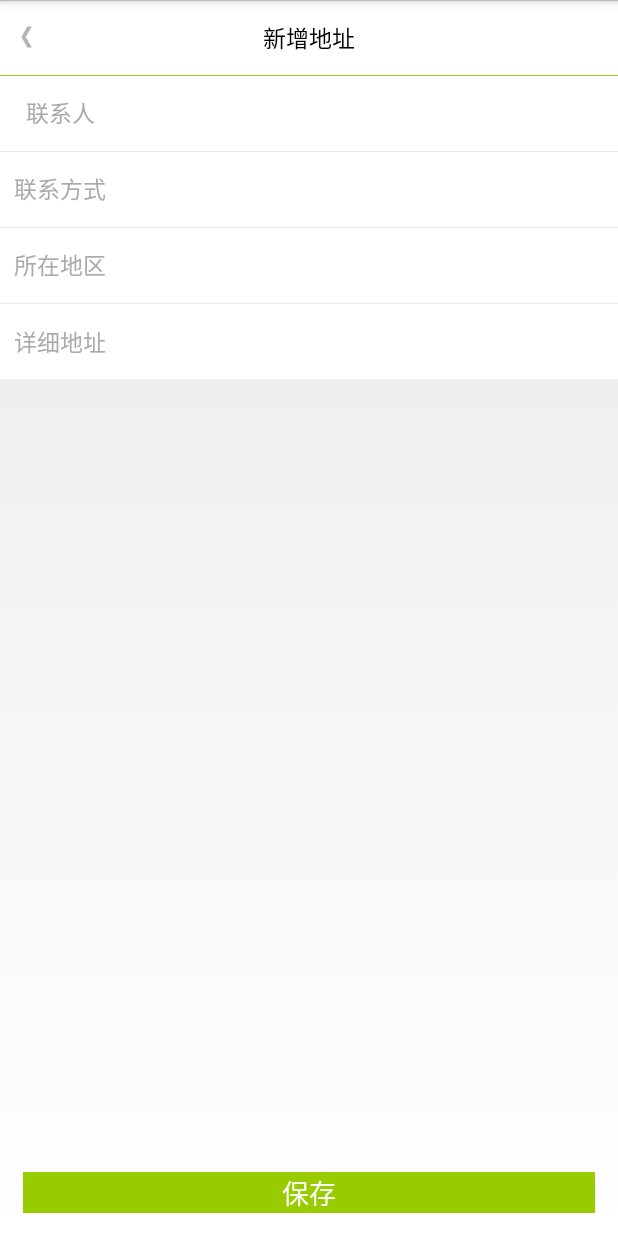
After one commit to sdongwan/FreightExpress, an Android app: the StartAddressActivity screen opened directly, with no data from a screen before it, on a phone screen of 412 x 824 dp. The commit adds this screen. Run offline under Robolectric (Android 15) with nearby library versions, the light colour scheme and no system bars.

Commit message:
增加了添加地址功能。

```diff
--- a/app/src/main/AndroidManifest.xml
+++ b/app/src/main/AndroidManifest.xml
@@ -70,6 +70,7 @@
         <activity android:name=".activity.ReleaseGoodsActivity" />
         <activity android:name=".activity.NearGoodsActivity" />
         <activity android:name=".activity.MyGoodsActivity" />
+        <activity android:name=".activity.StartAddressActivity"/>
 
         <provider
             android:name=".db.GoodsContenProvider"
--- /dev/null
+++ b/app/src/main/java/com/highspace/hs/activity/StartAddressActivity.java
@@ -0,0 +1,50 @@
+package com.highspace.hs.activity;
+
+import android.app.Activity;
+import android.content.Intent;
+import android.os.Bundle;
+import android.view.View;
+import android.widget.Button;
+import android.widget.EditText;
+
+import com.highspace.hs.R;
+
+/**
+ * Created by wenyue on 2016/10/10.
+ */
+
+public class StartAddressActivity extends Activity {
+    private Button saveAddress;
+    private EditText edName;
+    private EditText edNumber;
+    private EditText edAddress;
+    private EditText edLocation;
+    @Override
+    protected void onCreate(Bundle savedInstanceState) {
+        super.onCreate(savedInstanceState);
+        setContentView(R.layout.start_address_activity);
+        initView();
+        saveAddress.setOnClickListener(new View.OnClickListener() {
+            @Override
+            public void onClick(View v) {
+                Intent intent = new Intent();
+                Bundle bundle = new Bundle();
+                bundle.putString("name", edName.getText().toString());
+                bundle.putString("number", edNumber.getText().toString());
+                bundle.putString("address", edAddress.getText().toString());
+                bundle.putString("location", edLocation.getText().toString());
+                intent.putExtras(bundle);
+                setResult(RESULT_OK, intent);
+                finish();
+            }
+        });
+    }
+
+    private void initView() {
+        saveAddress = (Button) findViewById(R.id.save_address);
+        edName = (EditText) findViewById(R.id.edit_name);
+        edNumber = (EditText) findViewById(R.id.edit_number);
+        edAddress = (EditText) findViewById(R.id.edit_address);
+        edLocation = (EditText) findViewById(R.id.edit_location);
+    }
+}
--- a/app/src/main/java/com/highspace/hs/fragment/MyFragment.java
+++ b/app/src/main/java/com/highspace/hs/fragment/MyFragment.java
@@ -14,6 +14,7 @@ import android.widget.RelativeLayout;
 import android.widget.TextView;
 import android.widget.Toast;
 
+import com.highspace.hs.MainActivity;
 import com.highspace.hs.R;
 import com.highspace.hs.activity.MyAddressActivity;
 import com.highspace.hs.activity.MyCaiWuActivity;
@@ -104,7 +105,7 @@ public class MyFragment extends Fragment {
         mMyAddressRL.setOnClickListener(new View.OnClickListener() {
             @Override
             public void onClick(View v) {
-                startActivity(new Intent(getContext(), MyAddressActivity.class));
+                startActivity(new Intent(getActivity(), MyAddressActivity.class));
             }
         });
         /*
--- /dev/null
+++ b/app/src/main/res/layout/start_address_activity.xml
@@ -0,0 +1,187 @@
+<?xml version="1.0" encoding="utf-8"?>
+<RelativeLayout xmlns:android="http://schemas.android.com/apk/res/android"
+    android:orientation="vertical" android:layout_width="match_parent"
+    android:layout_height="match_parent">
+    <LinearLayout
+        android:layout_width="match_parent"
+        android:layout_height="match_parent"
+        android:orientation="vertical">
+    <RelativeLayout xmlns:android="http://schemas.android.com/apk/res/android"
+        android:layout_width="match_parent"
+        android:layout_height="50dp"
+        android:background="@android:color/white">
+
+        <ImageView
+            android:id="@+id/my_address_back_iv"
+            android:layout_width="wrap_content"
+            android:layout_height="wrap_content"
+            android:layout_alignParentLeft="true"
+            android:layout_alignParentStart="true"
+            android:layout_centerInParent="true"
+            android:layout_marginLeft="10dp"
+            android:src="@mipmap/icon_back" />
+
+        <TextView
+            android:layout_width="wrap_content"
+            android:layout_height="wrap_content"
+            android:layout_centerInParent="true"
+            android:text="新增地址"
+            android:textColor="@android:color/black"
+            android:textSize="15sp" />
+    </RelativeLayout>
+    <View
+        android:layout_width="match_parent"
+        android:layout_height="0.1dp"
+        android:background="@android:color/holo_green_light" />
+
+
+    <LinearLayout
+        android:layout_width="match_parent"
+        android:layout_height="50dp"
+        android:orientation="horizontal"
+        android:background="#fff"
+        android:gravity="center_vertical">
+        <TextView
+            android:layout_width="80dp"
+            android:layout_height="40dp"
+            android:text="联系人"
+            android:textColor="@android:color/darker_gray"
+            android:textSize="15sp"
+            android:gravity="center"/>
+
+        <EditText
+            android:layout_width="0dp"
+            android:layout_height="40dp"
+            android:id="@+id/edit_name"
+            android:layout_weight="1"
+            android:textSize="15sp"
+            android:layout_marginLeft="10dp"
+            android:gravity="center_vertical"
+            android:background="@null"
+            />
+
+
+    </LinearLayout>
+
+    <LinearLayout
+        android:layout_width="match_parent"
+        android:layout_height="50dp"
+        android:layout_marginTop="0.1dp"
+        android:orientation="horizontal"
+        android:background="#fff"
+        android:gravity="center_vertical">
+        <TextView
+            android:layout_width="80dp"
+            android:layout_height="40dp"
+            android:text="联系方式"
+            android:textColor="@android:color/darker_gray"
+            android:textSize="15sp"
+            android:gravity="center"/>
+
+        <EditText
+            android:layout_width="0dp"
+            android:layout_height="40dp"
+            android:id="@+id/edit_number"
+            android:layout_weight="1"
+            android:textSize="15sp"
+            android:layout_marginLeft="10dp"
+            android:gravity="center_vertical"
+            android:background="@null"
+            />
+
+
+    </LinearLayout>
+    <LinearLayout
+        android:layout_width="match_parent"
+        android:layout_height="50dp"
+        android:layout_marginTop="0.1dp"
+        android:clickable="true"
+        android:id="@+id/address_location"
+        android:orientation="horizontal"
+        android:background="#fff"
+        android:gravity="center_vertical">
+        <TextView
+            android:layout_width="80dp"
+            android:layout_height="40dp"
+            android:text="所在地区"
+            android:textColor="@android:color/darker_gray"
+            android:textSize="15sp"
+            android:gravity="center"/>
+
+        <!--<TextView
+            android:layout_width="0dp"
+            android:layout_height="40dp"
+            android:layout_weight="1"
+            android:textSize="15sp"
+            android:layout_marginLeft="10dp"
+            android:gravity="center_vertical"
+            android:background="@null"
+            />
+        <ImageView
+            android:layout_width="wrap_content"
+            android:layout_height="40dp"
+            android:layout_gravity="right"
+            android:layout_marginRight="10dp"
+            android:src="@mipmap/rightjian"/>-->
+        <EditText
+            android:layout_width="0dp"
+            android:layout_height="40dp"
+            android:layout_weight="1"
+            android:textSize="15sp"
+            android:id="@+id/edit_address"
+            android:layout_marginLeft="10dp"
+            android:gravity="center_vertical"
+            android:background="@null"
+            />
+
+
+
+
+    </LinearLayout>
+
+    <LinearLayout
+        android:layout_width="match_parent"
+        android:layout_height="50dp"
+        android:layout_marginTop="0.1dp"
+        android:orientation="horizontal"
+        android:background="#fff"
+        android:gravity="center_vertical">
+        <TextView
+            android:layout_width="80dp"
+            android:layout_height="80dp"
+            android:text="详细地址"
+            android:textColor="@android:color/darker_gray"
+            android:textSize="15sp"
+            android:gravity="center"/>
+
+        <EditText
+            android:layout_width="0dp"
+            android:layout_height="40dp"
+            android:layout_weight="1"
+            android:id="@+id/edit_location"
+            android:textSize="15sp"
+            android:layout_marginLeft="10dp"
+            android:gravity="center_vertical"
+            android:background="@null"
+            />
+
+
+    </LinearLayout>
+    </LinearLayout>
+
+    <Button
+        android:layout_width="match_parent"
+        android:layout_height="wrap_content"
+        android:layout_alignParentBottom="true"
+        android:layout_marginLeft="15dp"
+        android:layout_marginBottom="15dp"
+        android:layout_marginRight="15dp"
+        android:id="@+id/save_address"
+        android:layout_gravity="bottom"
+        android:minHeight="10dp"
+        android:background="@android:color/holo_green_light"
+        android:gravity="center"
+        android:text="保存"
+        android:textColor="#fff"/>
+
+</RelativeLayout>
--- a/build.gradle
+++ b/build.gradle
@@ -5,7 +5,7 @@ buildscript {
         jcenter()
     }
     dependencies {
-        classpath 'com.android.tools.build:gradle:2.1.0'
+        classpath 'com.android.tools.build:gradle:2.2.0'
 
         // NOTE: Do not place your application dependencies here; they belong
         // in the individual module build.gradle files
@@ -15,6 +15,7 @@ buildscript {
 allprojects {
     repositories {
         jcenter()
+        maven { url "https://jitpack.io" }
     }
 }
 
```
Also changed, not shown: app/build.gradle (+3 -4 lines), app/src/main/java/com/highspace/hs/activity/MyAddressActivity.java (+43 -2 lines), app/src/main/java/com/highspace/hs/adapter/AddressAdapter.java (added, +60 -0 lines), app/src/main/java/com/highspace/hs/adapter/UserAdressAdapter.java (+28 -14 lines), app/src/main/java/com/highspace/hs/bean/AddressMessage.java (added, +35 -0 lines), app/src/main/java/com/highspace/hs/fragment/FirstPagerFragment.java (added, +88 -0 lines), app/src/main/java/com/highspace/hs/fragment/SecondPagerFragment.java (added, +84 -0 lines), app/src/main/res/layout/address_list_item.xml (added, +40 -0 lines), app/src/main/res/layout/first_pager_fragment.xml (added, +29 -0 lines), app/src/main/res/layout/second_pager_fragment.xml (added, +29 -0 lines), app/libs/httpmime-4.1.2.jar (deleted), app/src/main/res/mipmap-xhdpi/rightjian.png (added), gradle/wrapper/gradle-wrapper.properties.
